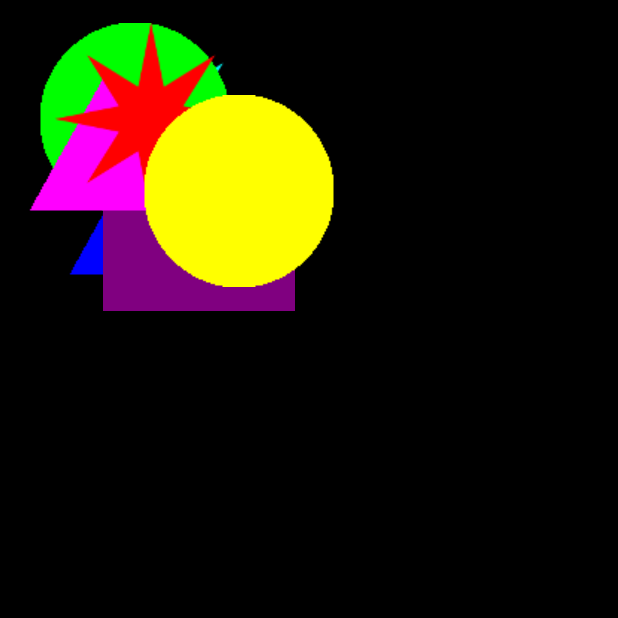
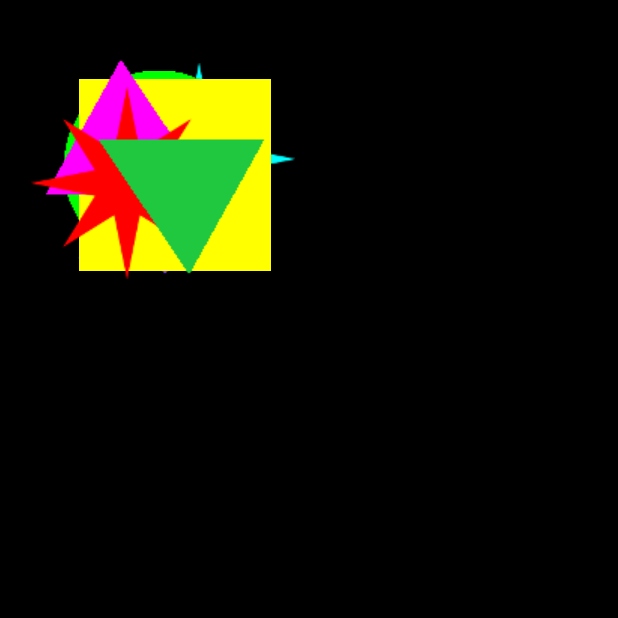
Before and after one commit to twburger/PopPop, an Android app: the screen it shows after launch (MainActivity), on a phone screen of 412 x 824 dp, the top half of it. Run offline under Robolectric (Android 15) with nearby library versions, the phone set to English and light mode, and no system bars; libraries missing offline, so code that uses them is left out: .

Commit message:
Changed to use several shapes and change colors programmatically, cycling through the colors and then the shapes. More shapes, more colors. Added pinned mode. Using all shapes and colors at once cycling through the available templates.
Corrected selection stutter that moved the image off center.

```diff
--- a/app/src/main/java/com/twburger/me/poppoppop/DisplayObject.java
+++ b/app/src/main/java/com/twburger/me/poppoppop/DisplayObject.java
@@ -5,9 +5,12 @@ import android.content.res.Resources;
 import android.graphics.Bitmap;
 import android.graphics.Canvas;
 import android.graphics.Color;
+import android.graphics.Matrix;
 import android.graphics.PorterDuff;
 import android.graphics.drawable.BitmapDrawable;
+import android.util.Base64;
 
+import java.io.IOException;
 import java.util.ArrayList;
 
 import static com.twburger.me.poppoppop.MainActivity.playSoundWallBounce;
@@ -17,54 +20,54 @@ import static com.twburger.me.poppoppop.MainActivity.playSoundWallBounce;
  */
 
 class DisplayObject {
+
+    boolean bIsSelected = false;
+    boolean bIsStopped = false;
+
     private int objXpos = -1;
     private int objYpos = -1;
     private int xVelocity_Orig = 0;
     private int yVelocity_Orig = 0;
     private int xVelocity = 0;
     private int yVelocity = 0;
-    private static int DisplayObjInstance = -1;
+    private int iCurrentColor = 0;
+    private int iCurrentShape = 0;
+    private int ThisObjInstance = 0;
+    BitmapDrawable displayBMP = null;
+    //BitmapDrawable standardDisplayBMP = null;
+    //BitmapDrawable alternativeDisplayBMP = null;
 
-    final static int MAX_INSTANCES = 7;
-    static int MAX_COLORS = 7;
-    final static int MAX_SHAPES = 4;
+    final static int MAX_INSTANCES = 8;
+    static int MAX_COLORS = 0;
+    static int MAX_SHAPES = 0;
+    static int ObjInstances = 0;
 
     //private static ArrayList<BitmapDrawable> draw_list = new ArrayList<BitmapDrawable>();
     private static ArrayList<BitmapDrawable> shape_list = new ArrayList<BitmapDrawable>();
-    private int ThisDispObjInstance = -1;
 
-    boolean bIsSelected = false;
-    boolean bIsStopped = false;
-
-    BitmapDrawable displayBMP = null;
-    BitmapDrawable standardDisplayBMP = null;
-    BitmapDrawable alternativeDisplayBMP = null;
-
-    int ObjColors[] = new int[]
+    private static int ObjColors[] = new int[]
             {
                     Color.BLUE,
                     Color.CYAN,
+                    //Color.LTGRAY,
+                    //Color.parseColor("purple"), // does not work on older systems
+                    Color.rgb(128, 64,255),
                     Color.GREEN,
-                    //Color.LTGRAY,
-                    Color.parseColor("purple"),
+                    Color.YELLOW,
                     Color.MAGENTA,
                     Color.RED,
-                    //Color.WHITE,
-                    Color.YELLOW
+                    Color.rgb(32, 200,64)
+                    //Color.WHITE
             };
 
-    int CurrentColor = -1;
-    int CurrentShape = -1;
+    private static int colorAssignmentIncrementer = 0;
+    private static int shapeAssignmentIncrementer = 0;
 
-    int getInstance() {
-        return ThisDispObjInstance;
-    }
-
-    static int shapeAssignmentIncrementer = 0;
+    private static boolean bStaticsAreInitialized = false;
 
     public DisplayObject( Context context, Resources r )  {
 
-        if (DisplayObjInstance == -1) {
+        if (!bStaticsAreInitialized) {
             /*
             draw_list.add((BitmapDrawable) context.getResources().getDrawable(R.drawable.greenball128px));
             draw_list.add((BitmapDrawable) context.getResources().getDrawable(R.drawable.midblueball128px));
@@ -77,32 +80,41 @@ class DisplayObject {
 
             shape_list.add(0, (BitmapDrawable) context.getResources().getDrawable(R.drawable.trianglewhite128px));
             shape_list.add(1, (BitmapDrawable) context.getResources().getDrawable(R.drawable.starblue128px));
-            shape_list.add(2, (BitmapDrawable) context.getResources().getDrawable(R.drawable.yellowball128px));
-            shape_list.add(3, (BitmapDrawable) context.getResources().getDrawable(R.drawable.squarewhite128px));
+            shape_list.add(2, (BitmapDrawable) context.getResources().getDrawable(R.drawable.invertedtrianglewhite128px));
+            shape_list.add(3, (BitmapDrawable) context.getResources().getDrawable(R.drawable.yellowball128px));
+            shape_list.add(4, (BitmapDrawable) context.getResources().getDrawable(R.drawable.squarewhite128px));
 
-            DisplayObjInstance = 0;
-            bIsSelected = false;
+            colorAssignmentIncrementer = 0;
+            shapeAssignmentIncrementer = 0;
+
+            MAX_COLORS = ObjColors.length;
+            MAX_SHAPES = shape_list.size();
+
+            bStaticsAreInitialized = true;
         }
 
-        MAX_COLORS = ObjColors.length;
+        //standardDisplayBMP = displayBMP = draw_list.get(DisplayObjColor);
+        //alternativeDisplayBMP = (BitmapDrawable) context.getResources().getDrawable(R.drawable.starpink128px);
+        //alternativeDisplayBMP = standardDisplayBMP = displayBMP = shape_list.get(shapeAssignmentIncrementer);
 
-        //standardDisplayBMP = displayBMP = draw_list.get(DisplayObjInstance);
-        //alternativeDisplayBMP = (BitmapDrawable) context.getResources().getDrawable(R.drawable.starpink128px);
-        alternativeDisplayBMP = standardDisplayBMP = displayBMP = shape_list.get(shapeAssignmentIncrementer);
+        displayBMP = shape_list.get(shapeAssignmentIncrementer);
+        iCurrentShape = shapeAssignmentIncrementer;
         shapeAssignmentIncrementer++;
         if( shapeAssignmentIncrementer >= MAX_SHAPES)
             shapeAssignmentIncrementer = 0;
 
-        ThisDispObjInstance = DisplayObjInstance;
-        CurrentShape = 0;
+        changeColor( ObjColors[colorAssignmentIncrementer], r );
+        iCurrentColor = colorAssignmentIncrementer;
+        colorAssignmentIncrementer++;
+        if (colorAssignmentIncrementer >= MAX_INSTANCES)
+            colorAssignmentIncrementer = 0;
 
-        DisplayObjInstance++;
-        if (DisplayObjInstance >= MAX_INSTANCES)
-            DisplayObjInstance = 0;
+        ThisObjInstance = ObjInstances;
+        ObjInstances++;
+    }
 
-        // set a color
-        CurrentColor = ThisDispObjInstance;
-        changeColor( ObjColors[CurrentColor], r );
+    int getInstance() {
+        return ThisObjInstance;
     }
 
     public void SetVelocity(int xV, int yV) {
@@ -119,7 +131,6 @@ class DisplayObject {
             yVelocity = yVelocity_Orig;
     }
 
-
     public int GetX() {
         return objXpos;
     }
@@ -134,50 +145,50 @@ class DisplayObject {
         objYpos = y;
     }
 
-
-    public void DispObjDrawSetPos(int Width, int Height, boolean bAddAcceleration ) {
+    public void DispObjDrawSetPos(int canvasWidth, int canvasHeight, boolean bAddAcceleration ) {
 
         boolean bHitWall = false;
 
-        if ( (objXpos < -(displayBMP.getBitmap().getWidth()/2) && objYpos < -(displayBMP.getBitmap().getHeight()/2) ) ||
-                (objXpos > Width + (displayBMP.getBitmap().getWidth()/2) && objYpos < Height + (displayBMP.getBitmap().getHeight()/2))
-                ) {
-            objXpos = (Width / 2) + (displayBMP.getBitmap().getWidth()/2);
-            objYpos = (Height / 2) + (displayBMP.getBitmap().getHeight()/2);
-            //Random r = new Random();
-            //objXpos = r.nextInt(Width/2)+1;
-            //r = new Random();
-            //objYpos = r.nextInt(Height/2+1);
+        // Get the center point of the bitmap image
+        int bitmapWidthCtr = displayBMP.getBitmap().getWidth() / 2;
+        int bitmapHeightCtr = displayBMP.getBitmap().getHeight() / 2;
+
+        // if the center of the bitmap is past the canvas boundaries reset it to a place in the canvas
+        if ((objXpos < -(bitmapWidthCtr) && objYpos < -(bitmapHeightCtr)) ||
+                (objXpos > canvasWidth + (bitmapHeightCtr) && objYpos < canvasHeight + (bitmapHeightCtr))) {
+
+            objXpos = 0; //(canvasWidth / 2) + (bitmapWidthCtr);
+            objYpos = 0; //(canvasHeight / 2) + (bitmapHeightCtr);
         } else {
-            if ((objXpos > Width - (displayBMP.getBitmap().getWidth()/2) || (objXpos < - (displayBMP.getBitmap().getWidth()/2)))) {
+            if (bAddAcceleration) {
+                objXpos += xVelocity;
+                objYpos += yVelocity;
 
-                if (objXpos < 0 - (displayBMP.getBitmap().getWidth()/2))
-                    objXpos =  -(displayBMP.getBitmap().getWidth()/2);
+                // if it hit a wall reverse the vector
+                if ((objXpos > canvasWidth - (bitmapWidthCtr) || (objXpos < -(bitmapWidthCtr)))) {
 
-                if (objXpos + xVelocity > Width - (displayBMP.getBitmap().getWidth()/2))
-                    objXpos = Width - (displayBMP.getBitmap().getWidth()/2) - 1;
+                    if (objXpos < -bitmapWidthCtr)
+                        objXpos = -(bitmapWidthCtr);
+
+                    if (objXpos + xVelocity > canvasWidth - bitmapWidthCtr)
+                        objXpos = canvasWidth - bitmapWidthCtr - 1;
 
                     xVelocity = xVelocity * -1;
 
                     bHitWall = true;
                 }
-            if ((objYpos > Height - (displayBMP.getBitmap().getHeight()/2))
-                    || (objYpos < -(displayBMP.getBitmap().getHeight()/2))) {
 
-                if (objYpos < 0 - (displayBMP.getBitmap().getHeight()/2))
-                    objYpos = -(displayBMP.getBitmap().getHeight()/2);
+                if ((objYpos > canvasHeight - bitmapHeightCtr) || (objYpos < -bitmapHeightCtr)) {
 
-                if (objYpos + yVelocity > Height - (displayBMP.getBitmap().getHeight()/2))
-                    objYpos = Height - (displayBMP.getBitmap().getHeight()/2) - 1;
+                    if (objYpos < -bitmapHeightCtr)
+                        objYpos = -bitmapHeightCtr;
+
+                    if (objYpos + yVelocity > canvasHeight - bitmapHeightCtr)
+                        objYpos = canvasHeight - bitmapHeightCtr - 1;
 
                     yVelocity = yVelocity * -1;
 
                     bHitWall = true;
-            }
-
-            if( bAddAcceleration ) {
-                objXpos += xVelocity;
-                objYpos += yVelocity;
                 }
 
                 if (bHitWall) {
@@ -185,41 +196,100 @@ class DisplayObject {
                 }
             }
         }
+    }
 
-    public void rotateShape(){
+    public void nextShape(){
 
-        CurrentShape++;
-        if( CurrentShape >= MAX_SHAPES )
-            CurrentShape = 0;
-        displayBMP = shape_list.get(CurrentShape);
+        iCurrentShape++;
+        if( iCurrentShape >= MAX_SHAPES )
+            iCurrentShape = 0;
+        displayBMP = shape_list.get(iCurrentShape);
     }
 
     public void changeColor(int iColor, Resources r) {
 
-        Bitmap result = Bitmap.createBitmap(displayBMP.getIntrinsicWidth(),
-                displayBMP.getIntrinsicHeight(), Bitmap.Config.ARGB_8888);
+        int w = displayBMP.getIntrinsicWidth();
+        int h = displayBMP.getIntrinsicHeight();
+
+        Bitmap result = Bitmap.createBitmap(w, h, Bitmap.Config.ARGB_8888);
         Canvas canvas = new Canvas(result);
 
-        displayBMP.setBounds(0, 0, displayBMP.getIntrinsicWidth(), displayBMP.getIntrinsicHeight());
+        displayBMP.setBounds(0, 0, w, h);
+
         displayBMP.setColorFilter(iColor, PorterDuff.Mode.SRC_IN);
+
         displayBMP.draw(canvas);
+
         displayBMP.setColorFilter(null);
         displayBMP.setCallback(null);
 
         displayBMP = new BitmapDrawable(r, result);
 
+        //result.recycle();
+
         return;
     }
 
-    public void rotateColor(Resources r) {
+    public void nextColor(Resources r) {
 
-        CurrentColor++;
-        if( CurrentColor >= MAX_COLORS ) {
-            rotateShape();
-            CurrentColor = 0;
+        iCurrentColor++;
+        if( iCurrentColor >= MAX_COLORS ) {
+            nextShape();
+            iCurrentColor = 0;
         }
-        changeColor(ObjColors[CurrentColor], r);
+        changeColor(ObjColors[iCurrentColor], r);
 
         return;
     }
+
+    private Bitmap rotate(Bitmap paramBitmap, int rotateAngle)
+    {
+        if (rotateAngle% 360 == 0) {
+            return paramBitmap;
         }
+        Matrix localMatrix = new Matrix();
+        float w = paramBitmap.getWidth();
+        float h = paramBitmap.getHeight();
+        localMatrix.postTranslate(-w / 2, -h / 2);
+        localMatrix.postRotate(rotateAngle);
+        localMatrix.postTranslate(w/2, h/2);
+        paramBitmap = Bitmap.createBitmap(paramBitmap, 0, 0, (int)w, (int)h, localMatrix, true);
+        //paramBitmap = Bitmap.createScaledBitmap(paramBitmap, (int) w, (int) h, false);
+
+        new Canvas(paramBitmap).drawBitmap(paramBitmap, 0.0F, 0.0F, null);
+        return paramBitmap;
+    }
+
+    public void rotateObject(float degrees, Resources r) {
+
+        displayBMP = new BitmapDrawable(r, rotate(displayBMP.getBitmap(), (int) degrees));
+        return;
+
+
+/*
+        Matrix matrix = new Matrix();
+        matrix.setRotate(degrees);
+
+        Bitmap original = displayBMP.getBitmap();
+
+        int width = original.getWidth();
+        int height = original.getHeight();
+
+        Bitmap rotatedBitmap = Bitmap.createBitmap(original, 0, 0, width, height, matrix, true);
+
+        Canvas canvas = new Canvas(rotatedBitmap);
+
+        //canvas.drawBitmap(rotatedBitmap, 0.0f, 0.0f, null);
+
+        //displayBMP.setBounds(0, 0, width, height);
+        //displayBMP.draw(canvas);
+
+        //displayBMP.invalidateSelf();
+
+        displayBMP = new BitmapDrawable(r, rotatedBitmap);
+
+        return;
+*/
+    }
+
+}
--- a/app/src/main/java/com/twburger/me/poppoppop/MainActivity.java
+++ b/app/src/main/java/com/twburger/me/poppoppop/MainActivity.java
@@ -10,7 +10,11 @@ import android.app.Activity;
 import android.view.Window;
 import android.view.WindowManager;
 import java.util.ArrayList;
+import java.util.Random;
+
 import static com.twburger.me.poppoppop.DisplayObject.MAX_INSTANCES;
+import static com.twburger.me.poppoppop.AnimatedView.MAX_V;
+import static com.twburger.me.poppoppop.AnimatedView.MIN_V;
 
 public class MainActivity extends Activity {
 
@@ -94,11 +98,19 @@ public class MainActivity extends Activity {
         Context mContext = getApplicationContext();
 
         // if the list is already built do not redo
+        Random r = new Random();
+        int xV = 0;
+        int yV = 0;
         if( !(DisplayObjectList.size() >= MAX_INSTANCES ) ) {
             for (int i = 0; i < MAX_INSTANCES; i++) {
                 DisplayObjectList.add(i, new DisplayObject(mContext, getResources()));
+                xV = r.nextInt(MAX_V-MIN_V)+MIN_V+1;
+                yV = r.nextInt(MAX_V-MIN_V)+MIN_V+1;
+                //xV = 0; yV = 0;
+                DisplayObjectList.get(i).SetVelocity(xV, yV);
             }
 
+            /*
             DisplayObjectList.get(0).SetVelocity(7, 14);
             DisplayObjectList.get(1).SetVelocity(8, 4);
             DisplayObjectList.get(2).SetVelocity(5, 3);
@@ -106,6 +118,7 @@ public class MainActivity extends Activity {
             DisplayObjectList.get(4).SetVelocity(2, 6);
             DisplayObjectList.get(5).SetVelocity(7, 3);
             DisplayObjectList.get(6).SetVelocity(18, 12);
+            */
         }
 
         // Pin the app to the screen
@@ -118,32 +131,36 @@ public class MainActivity extends Activity {
     // play boyp sound
     public static void playSoundWallBounce()  {
         if(bsoundLoaded)  {
-            float leftVolumn = volume/2;
-            float rightVolumn = volume/2;
+            //float leftVolumn = volume/2;
+            //float rightVolumn = volume/2;
+            float v = volume/2;
             // Play sound of gunfire. Returns the ID of the new stream.
-            int streamId = soundPool.play(soundIdBoyp,leftVolumn, rightVolumn, 1, 0, 1f);
+            //int streamId = soundPool.play(soundIdBoyp,leftVolumn, rightVolumn, 1, 0, 1f);
+            soundPool.play(soundIdBoyp,v, v, 1, 0, 1f);
         }
     }
 
     // play bounce sound
     public static void playSoundSelect()  {
         if(bsoundLoaded)  {
-            float leftVolumn = volume;
-            float rightVolumn = volume;
+            //float leftVolumn = volume;
+            //float rightVolumn = volume;
 
             // Play sound objects destroyed. Returns the ID of the new stream.
-            int streamId = soundPool.play(soundIdBounce,leftVolumn, rightVolumn, 1, 0, 1f);
+            //int streamId = soundPool.play(soundIdBounce,leftVolumn, rightVolumn, 1, 0, 1f);
+            soundPool.play(soundIdBounce,volume, volume, 1, 0, 1f);
         }
     }
 
     // play bounce sound
     public static void playSoundMove()  {
         if(bsoundLoaded)  {
-            float leftVolumn = volume;
-            float rightVolumn = volume;
+            //float leftVolumn = volume;
+            //float rightVolumn = volume;
 
             // Play sound objects destroyed. Returns the ID of the new stream.
-            int streamId = soundPool.play(soundIdSwipe,leftVolumn, rightVolumn, 1, 0, 1f);
+            //int streamId = soundPool.play(soundIdSwipe,leftVolumn, rightVolumn, 1, 0, 1f);
+            soundPool.play(soundIdSwipe, volume, volume, 1, 0, 1f);
         }
     }
 
```
Also changed, not shown: app/src/main/java/com/twburger/me/poppoppop/AnimatedView.java (+18 -9 lines), app/src/main/res/drawable/invertedtrianglewhite128px.png (added). Lines whose indentation alone changed are shown as unchanged.
